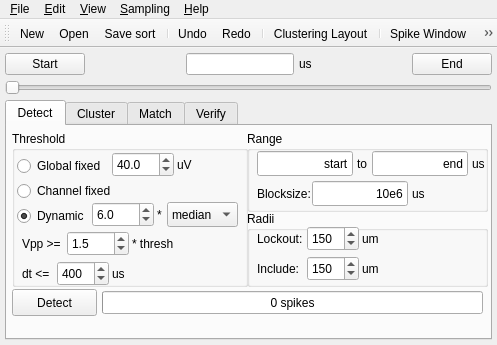
This is spyke/spyke.ui in spyke/spyke as Qt 5 draws it before an edit. The edited form follows.
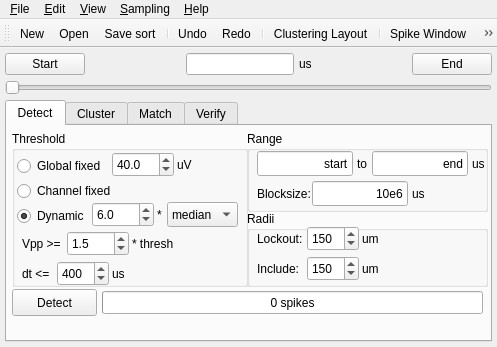
This is the edited form. Icons and pictures are not drawn. Custom widgets are drawn as their Qt base class.

Commit message: GUI tweaks after switching to Qt Designer 4.8.3

What changed in the file:
```diff
--- a/spyke/spyke.ui
+++ b/spyke/spyke.ui
@@ -7,7 +7,7 @@
     <x>0</x>
     <y>0</y>
     <width>497</width>
-    <height>345</height>
+    <height>347</height>
    </rect>
   </property>
   <property name="windowTitle">
@@ -17,6 +17,9 @@
    <iconset>
     <normaloff>res/spike.png</normaloff>res/spike.png</iconset>
   </property>
+  <property name="toolButtonStyle">
+   <enum>Qt::ToolButtonIconOnly</enum>
+  </property>
   <widget class="QWidget" name="centralwidget">
    <layout class="QVBoxLayout" name="verticalLayout">
     <property name="spacing">
```
Left out of the diff: 54 changed lines with no effect on the pictures.
